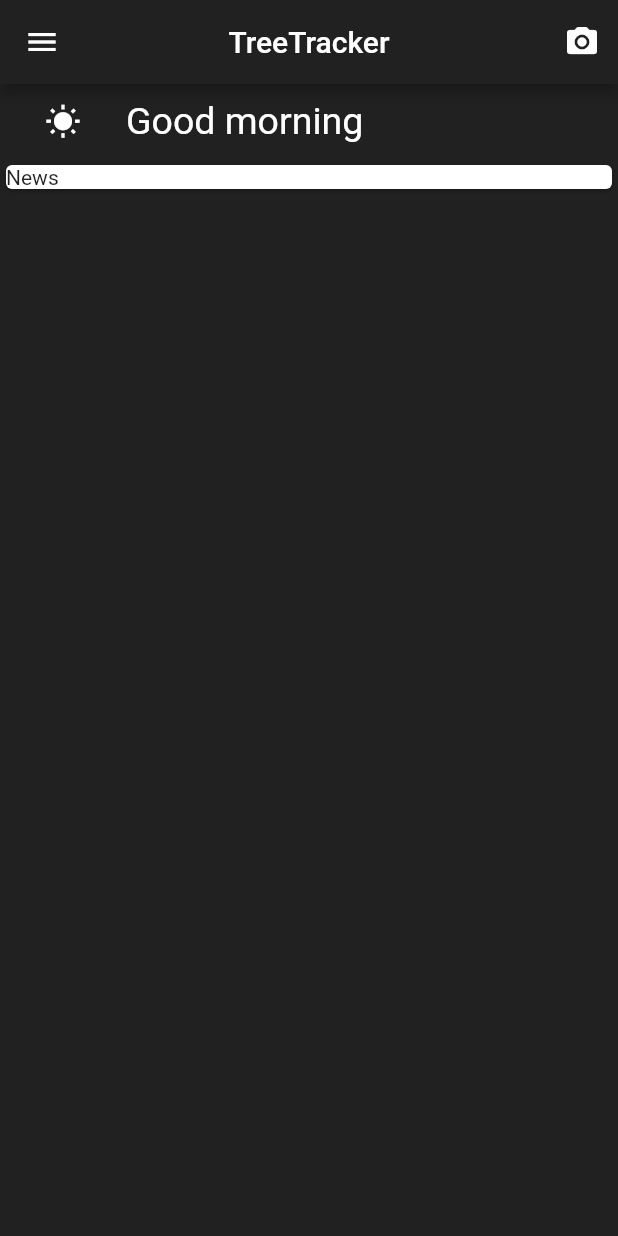
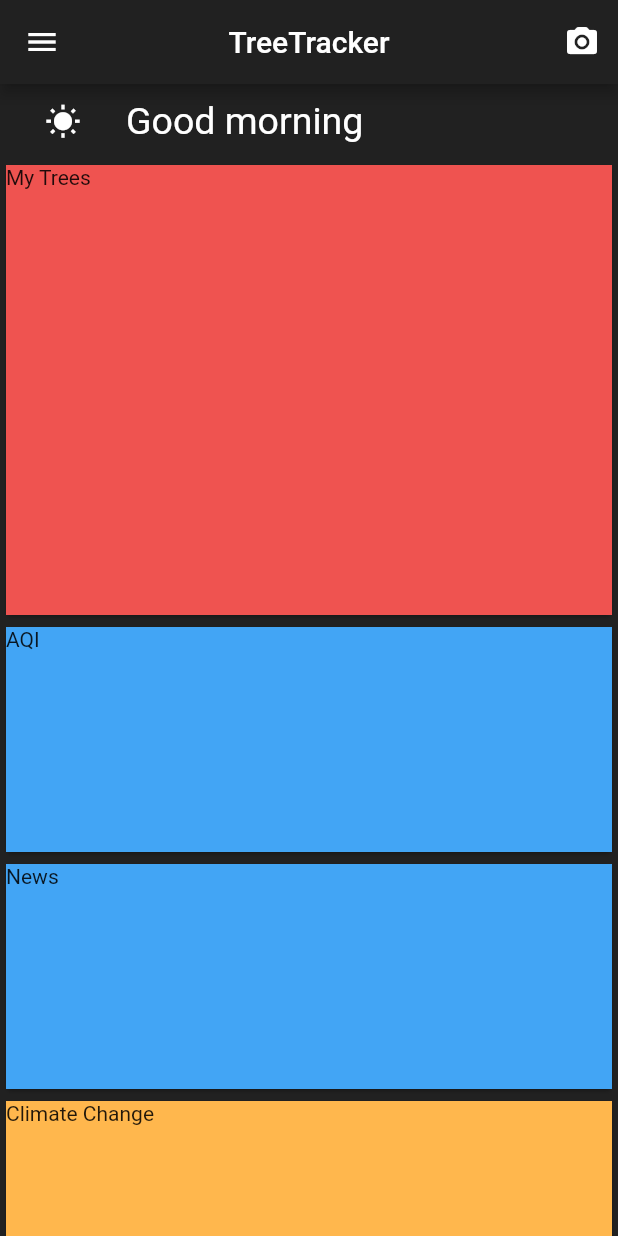
Before and after one commit to TreeTracker/treetracker, a Flutter app: the AppHomePage screen opened directly, on a phone screen of 412 x 824 dp. Run offline on Flutter 3.47's test engine with Material 2 defaults, Android fonts, the phone set to English and light mode, and no system bars; our stand-ins replace firebase_auth, firebase_core, google_sign_in; missing offline and left inert: back_button_interceptor, flutter_auth_buttons; accounts and stored records are empty.

Commit message:
CardLayout Added

```diff
--- a/lib/home.dart
+++ b/lib/home.dart
@@ -92,7 +92,30 @@ class _AppHomePageState extends State<AppHomePage> {
             ),
             Card(
               child: Container(
+                color: Colors.red[400],
+                child: Text("My Trees"),
+                height: 300,
+              ),
+            ),
+            Card(
+              child: Container(
+                color: Colors.blue[400],
+                child: Text("AQI"),
+                height: 150,
+              ),
+            ),
+            Card(
+              child: Container(
+                color: Colors.blue[400],
                 child: Text("News"),
+                height: 150,
+              ),
+            ),
+            Card(
+              child: Container(
+                color: Colors.orange[300],
+                child: Text("Climate Change"),
+                height: 150,
               ),
             ),
             //New Cards Here
```
